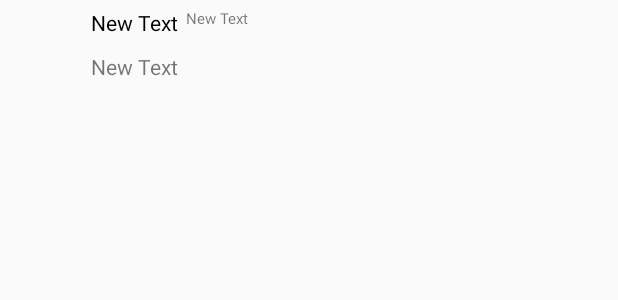
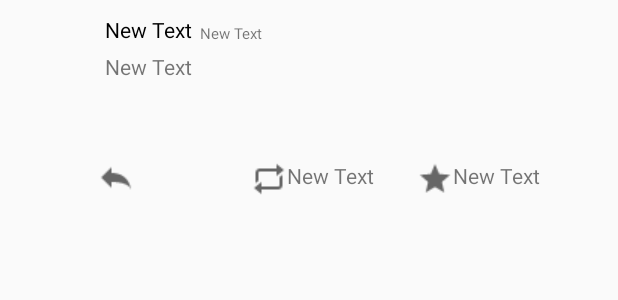
Before and after one commit to maygupta/MySimpleTweets, an Android app: the layout item_tweet.xml on its own in the app's theme, with its tools: preview values and no code run, on a phone screen of 412 x 824 dp. Shown: the top 300 px of the screen. Run offline under Robolectric (Android 15) with nearby library versions, the phone set to English and light mode, and no system bars.

Commit message:
Polished UI and added remaining features

```diff
--- a/app/src/main/java/com/codepath/apps/mysimpletweets/TwitterClient.java
+++ b/app/src/main/java/com/codepath/apps/mysimpletweets/TwitterClient.java
@@ -96,4 +96,5 @@ public class TwitterClient extends OAuthBaseClient {
 	public void resetTweetsCount() {
 		tweetsLoaded = tweetsCount;
 	}
+
 }
--- a/app/src/main/java/com/codepath/apps/mysimpletweets/activities/LoginActivity.java
+++ b/app/src/main/java/com/codepath/apps/mysimpletweets/activities/LoginActivity.java
@@ -32,7 +32,6 @@ public class LoginActivity extends OAuthLoginActionBarActivity<TwitterClient> {
 	public void onLoginSuccess() {
 		// Intent i = new Intent(this, PhotosActivity.class);
 		// startActivity(i);
-		Toast.makeText(this, "Success!", Toast.LENGTH_SHORT).show();
 		Intent i = new Intent(this, TimelineActivity.class);
 		startActivity(i);
 	}
--- a/app/src/main/java/com/codepath/apps/mysimpletweets/activities/TimelineActivity.java
+++ b/app/src/main/java/com/codepath/apps/mysimpletweets/activities/TimelineActivity.java
@@ -16,6 +16,7 @@ import android.view.MenuItem;
 import android.view.View;
 import android.widget.AdapterView;
 import android.widget.ListView;
+import android.widget.Toast;
 
 import com.activeandroid.query.Select;
 import com.codepath.apps.mysimpletweets.R;
@@ -93,7 +94,6 @@ public class TimelineActivity extends AppCompatActivity {
             @Override
             public void onItemClick(AdapterView<?> parent, View view, int position, long id) {
                 Tweet tweet = tweets.get(position);
-                Bundle args = new Bundle();
                 Intent i = new Intent(TimelineActivity.this, TweetDetailActivity.class);
                 i.putExtra("tweet", tweet);
                 startActivity(i);
@@ -102,6 +102,7 @@ public class TimelineActivity extends AppCompatActivity {
     }
 
     public void fetchTimelineAsync() {
+        client.lastId = -1;
         client.getHomeTimeline(new JsonHttpResponseHandler() {
             @Override
             public void onSuccess(int statusCode, Header[] headers, JSONArray response) {
@@ -153,12 +154,13 @@ public class TimelineActivity extends AppCompatActivity {
             @Override
             public void onFailure(int statusCode, Header[] headers, Throwable throwable, JSONObject errorResponse) {
                 Log.d("ERROR", "Failed to get tweets homeline");
-                Log.d("ERROR", errorResponse.toString());
+                loadTweetsFromStore();
             }
         });
     }
 
     private void loadTweetsFromStore() {
+        Toast.makeText(this, "Loading from Database!!", Toast.LENGTH_SHORT).show();
         List<Tweet> queryResults = new Select().from(Tweet.class).execute();
         adapter.addAll(queryResults);
         adapter.notifyDataSetChanged();
--- a/app/src/main/res/layout/activity_timeline.xml
+++ b/app/src/main/res/layout/activity_timeline.xml
@@ -4,6 +4,7 @@
     android:layout_height="match_parent"
     xmlns:app="http://schemas.android.com/apk/res-auto"
     app:theme="@style/AppTheme"
+    android:background="@color/white"
     tools:context="com.codepath.apps.mysimpletweets.activities.TimelineActivity">
 
     <android.support.v4.widget.SwipeRefreshLayout
--- a/app/src/main/res/layout/item_tweet.xml
+++ b/app/src/main/res/layout/item_tweet.xml
@@ -6,8 +6,8 @@
         android:layout_width="50dp"
         android:layout_height="50dp"
         android:id="@+id/ivProfile"
-        android:layout_marginLeft="5dp"
-        android:layout_marginTop="5dp"
+        android:layout_marginLeft="10dp"
+        android:layout_marginTop="10dp"
         android:layout_alignParentTop="true"
         android:layout_alignParentLeft="true"
         android:layout_alignParentStart="true" />
@@ -17,8 +17,8 @@
         android:layout_height="wrap_content"
         android:text="New Text"
         android:id="@+id/tvUsername"
-        android:layout_marginLeft="5dp"
-        android:layout_marginTop="5dp"
+        android:layout_marginLeft="10dp"
+        android:layout_marginTop="10dp"
         android:textColor="@color/black"
         android:layout_alignParentTop="true"
         android:layout_toRightOf="@+id/ivProfile"
@@ -31,21 +31,21 @@
         android:id="@+id/tvScreenName"
         android:textSize="10dp"
         android:layout_marginLeft="5dp"
-        android:layout_marginTop="5dp"
+        android:layout_marginTop="15dp"
         android:layout_alignParentTop="true"
         android:layout_toRightOf="@+id/tvUsername"
         />
 
-    <TextView
+    <com.codepath.apps.mysimpletweets.utils.LinkifiedTextView
         android:layout_width="wrap_content"
         android:layout_height="wrap_content"
         android:text="New Text"
         android:layout_alignLeft="@+id/tvUsername"
         android:id="@+id/tvTweet"
-        android:autoLink="all"
-        android:linksClickable="true"
+        android:clickable="true"
         android:layout_marginBottom="5dp"
-        android:layout_marginTop="10dp"
+        android:layout_marginTop="5dp"
+        android:layout_marginRight="5dp"
         android:layout_below="@+id/tvUsername"
         android:layout_toRightOf="@+id/ivProfile"
         android:layout_toEndOf="@+id/ivProfile" />
@@ -56,8 +56,44 @@
         android:layout_alignParentRight="true"
         android:layout_alignParentTop="true"
         android:layout_marginTop="5dp"
+        android:layout_marginRight="10dp"
         android:id="@+id/tvTimeAgo"
         />
 
+    <TextView
+        android:layout_width="wrap_content"
+        android:layout_height="wrap_content"
+        android:text="New Text"
+        android:id="@+id/tvRTCount"
+        android:drawableLeft="@drawable/rt"
+        android:paddingLeft="5dp"
+        android:layout_alignTop="@+id/tvRT"
+        android:layout_centerHorizontal="true" />
+
+    <TextView
+        android:layout_width="wrap_content"
+        android:layout_height="wrap_content"
+        android:text="New Text"
+        android:id="@+id/tvFavCount"
+        android:drawableLeft="@drawable/fav"
+        android:layout_alignTop="@+id/tvRTCount"
+        android:layout_toLeftOf="@+id/tvTimeAgo"
+        android:layout_toStartOf="@+id/tvTimeAgo"
+        android:layout_marginRight="42dp"
+        android:paddingLeft="5dp"
+        android:layout_marginEnd="42dp" />
+
+    <TextView
+        android:layout_width="wrap_content"
+        android:layout_height="wrap_content"
+        android:text=""
+        android:id="@+id/tvRT"
+        android:drawableLeft="@drawable/reply"
+        android:layout_marginTop="47dp"
+        android:paddingLeft="5dp"
+        android:layout_below="@+id/ivProfile"
+        android:layout_toRightOf="@+id/ivProfile"
+        android:layout_toEndOf="@+id/ivProfile" />
+
 
 </RelativeLayout>
--- a/app/src/main/res/values/strings.xml
+++ b/app/src/main/res/values/strings.xml
@@ -14,6 +14,7 @@
     <color name="light_blue">#334ee9ff</color>
     <color name="medium_green">#3d853e</color>
     <color name="light_green">#3c2ae668</color>
+    <color name="white">#ffffff</color>
     <color name="twitter_blue">#00aced</color>
     <string name="title_activity_tweet_detail">Tweet</string>
 </resources>
```
Also changed, not shown: app/src/main/java/com/codepath/apps/mysimpletweets/activities/TweetDetailActivity.java (+7 -0 lines), app/src/main/java/com/codepath/apps/mysimpletweets/adapters/TweetsArrayAdapter.java (+13 -3 lines), app/src/main/java/com/codepath/apps/mysimpletweets/models/Tweet.java (+30 -1 lines), app/src/main/java/com/codepath/apps/mysimpletweets/utils/LinkifiedTextView.java (added, +64 -0 lines), app/src/main/res/layout/activity_tweet_detail.xml (+25 -0 lines), app/src/main/res/drawable-mdpi/fav.png (added), app/src/main/res/drawable-mdpi/reply.png (added), app/src/main/res/drawable-mdpi/rt.png (added), app/src/main/res/drawable-mdpi/tweet_home.png (added), 1 other file.
